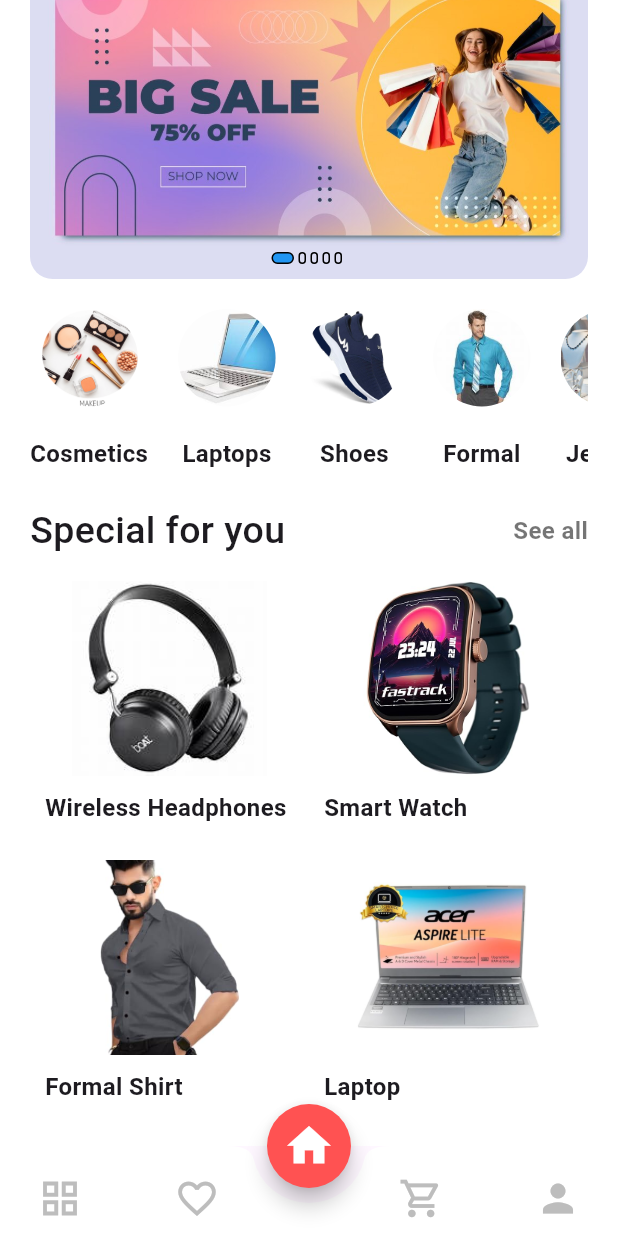
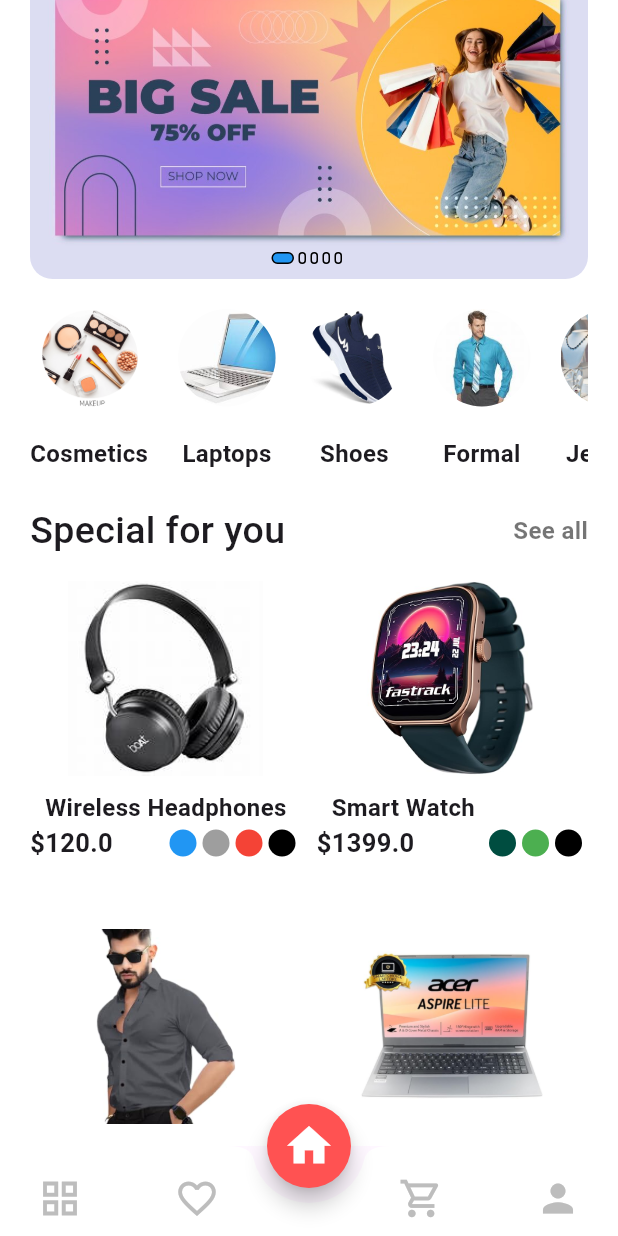
Before and after one commit to prashantmanna/fashionista, a Flutter app: the screen it shows after launch, scrolled down 243 dp, on a phone screen of 412 x 824 dp. Run offline on Flutter 3.47's test engine with Material 3 defaults, Android fonts, the light colour scheme and no system bars.

Commit message:
first commit

```diff
--- a/lib/models/products.dart
+++ b/lib/models/products.dart
@@ -35,9 +35,11 @@ final List<product> products = [
       price: 120,
       seller: "BoAt",
       colors: [
+
+        Colors.blue,
+        Colors.grey,
+        Colors.red,
         Colors.black,
-        Colors.blue,
-        Colors.white
       ],
       category: "Electronics",
       review: "(320 reviews)",
@@ -53,19 +55,20 @@ final List<product> products = [
       seller: "fastrack",
       colors: [
         Colors.teal.shade900,
+        Colors.green,
         Colors.black,
-        Colors.white70
       ],
       category: "Electronics", review: "(99 reviews)", rate: 4.1, quantity: 1),
   product(title: "Formal Shirt", description: "Formal t-shirts for mens", image: "images/men1.jpg", price: 349, seller: "Cocoblu Retail", colors: [
-    Colors.white,
+    Colors.lightBlueAccent,
     Colors.grey,
     Colors.black
   ], category: "Clothes", review: "(199 reviews)", rate: 4.4, quantity: 1),
-  product(title: "Laptop", description: "Acer [Smartchoice] Aspire Lite AMD "
+  product(title: "Acer Aspire Lite", description: "Acer [Smartchoice] Aspire Lite AMD "
       "Ryzen 3 5300U Premium Thin and Light Laptop (Windows 11 "
   "Full HD Display, Metal Body, Steel Gray, 1.6 KG"
   ,image: "images/acer.jpg", price: 26990, seller: "Acer", colors: [
-    Colors.white
+    Colors.grey,
+        Colors.black
 ], category: "Electronics", review: "(501 reviews)", rate: 3.7, quantity: 1)
 ];
--- a/lib/screens/Home_Screen.dart
+++ b/lib/screens/Home_Screen.dart
@@ -53,7 +53,8 @@ class _HomeScreenState extends State<HomeScreen> {
                   physics: NeverScrollableScrollPhysics(),
                   shrinkWrap: true,
                   itemCount: products.length,
-                  gridDelegate: SliverGridDelegateWithFixedCrossAxisCount(crossAxisCount: 2),
+                  gridDelegate: SliverGridDelegateWithFixedCrossAxisCount(crossAxisCount: 2,childAspectRatio: 0.78
+                  , crossAxisSpacing: 10),
                   itemBuilder: (context,index){
                 return ProductsCart
                   (p1: products[index]);
--- a/lib/widgets/products_cart.dart
+++ b/lib/widgets/products_cart.dart
@@ -1,3 +1,4 @@
+import 'package:fashionista/Detail/details_screen.dart';
 import 'package:fashionista/models/products.dart';
 import 'package:fashionista/utils/constants.dart';
 import 'package:flutter/material.dart';
@@ -9,7 +10,9 @@ class ProductsCart extends StatelessWidget {
   Widget build(BuildContext context) {
 
     return GestureDetector(
-      onTap: (){},
+      onTap: (){
+        Navigator.push(context, MaterialPageRoute(builder: (context)=> DetailsScreen(p2: p1)),);
+      },
       child: Stack(
         children: [
           Container(
@@ -36,6 +39,25 @@ class ProductsCart extends StatelessWidget {
                     fontSize: 16
                   ),),
                 ),
+                Row(
+                  mainAxisAlignment: MainAxisAlignment.spaceBetween,
+                  children: [
+                    Text("\$${p1.price}",style: TextStyle(
+                        fontWeight: FontWeight.bold,
+                        fontSize: 17
+                    ),),
+                    Row(children: List.generate(p1.colors.length, (index) =>
+                    Container(
+                      width: 18,
+                      height: 18,
+                      margin: EdgeInsets.only(right: 4),
+                      decoration: BoxDecoration(
+                        color: p1.colors[index],
+                        shape: BoxShape.circle
+                      ),
+                    )),)
+                  ],
+                )
 
               ],
             ),
```
Also changed, not shown: lib/Detail/MyImageSlider.dart (added, +18 -0 lines), lib/Detail/details_app_bar.dart (added, +36 -0 lines), lib/Detail/details_screen.dart (added, +37 -0 lines), images/boAt1.jpg (added), images/boat.jpg (added), images/dennis.jpg (added), images/laptop1.jpg (added), images/noise.jpg (added).
